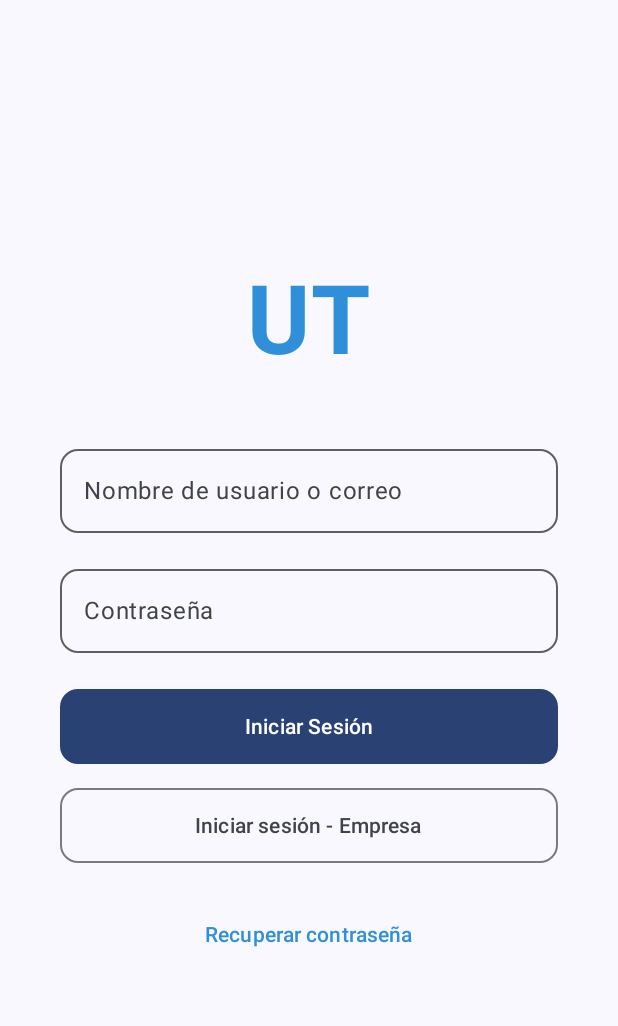
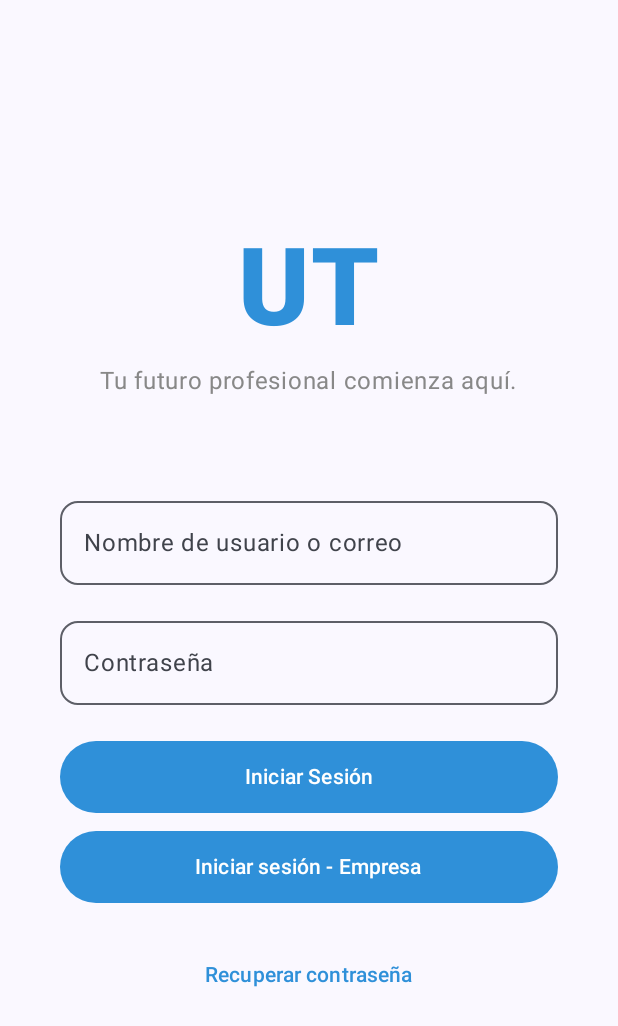
Before and after one commit to T-CristianG/UTrabajo-Modulo-3, an Android app built with Jetpack Compose: the screen it shows after launch (MainActivity), after a tap on "Iniciar Sesión", on a phone screen of 412 x 824 dp. Shown: the top 1026 px of the screen. Run offline under Robolectric (Android 15) with nearby library versions, the phone set to English and light mode, and no system bars; our stand-ins replace Firebase (no records; nobody signed in at launch, a user with empty details on screens opened directly).

Commit message:
Update LoginScreen.kt

```diff
--- a/app/src/main/java/com/tab/utrabajo/presentation/screens/LoginScreen.kt
+++ b/app/src/main/java/com/tab/utrabajo/presentation/screens/LoginScreen.kt
@@ -45,13 +45,19 @@ fun LoginScreen(navController: NavHostController) {
         verticalArrangement = Arrangement.Center,
         horizontalAlignment = Alignment.CenterHorizontally
     ) {
-        // Logo UT
+        // Logo UT - Mismo estilo que SplashScreen
         Text(
             text = "UT",
-            fontSize = 64.sp,
+            fontSize = 72.sp,
             color = Color(0xFF2F90D9),
-            fontWeight = FontWeight.Bold,
-            modifier = Modifier.padding(bottom = 40.dp)
+            fontWeight = FontWeight.ExtraBold,
+            modifier = Modifier.padding(bottom = 8.dp)
+        )
+
+        Text(
+            text = "Tu futuro profesional comienza aquí.",
+            color = Color.Gray,
+            modifier = Modifier.padding(bottom = 60.dp)
         )
 
         // Mensaje de error (si existe)
@@ -73,7 +79,7 @@ fun LoginScreen(navController: NavHostController) {
             label = { Text("Nombre de usuario o correo") },
             keyboardOptions = KeyboardOptions(keyboardType = KeyboardType.Email),
             enabled = !isLoading,
-            shape = MaterialTheme.shapes.medium
+            shape = androidx.compose.foundation.shape.RoundedCornerShape(12.dp)
         )
 
         Spacer(Modifier.height(16.dp))
@@ -86,12 +92,12 @@ fun LoginScreen(navController: NavHostController) {
             label = { Text("Contraseña") },
             visualTransformation = PasswordVisualTransformation(),
             enabled = !isLoading,
-            shape = MaterialTheme.shapes.medium
+            shape = androidx.compose.foundation.shape.RoundedCornerShape(12.dp)
         )
 
         Spacer(Modifier.height(24.dp))
 
-        // Botón de Iniciar Sesión
+        // Botón de Iniciar Sesión - Mismo estilo que SplashScreen
         Button(
             onClick = {
                 if (email.isBlank() || password.isBlank()) {
@@ -140,21 +146,24 @@ fun LoginScreen(navController: NavHostController) {
             },
             modifier = Modifier
                 .fillMaxWidth()
-                .height(50.dp),
+                .height(48.dp),
             enabled = !isLoading,
-            shape = MaterialTheme.shapes.medium
+            shape = androidx.compose.foundation.shape.RoundedCornerShape(24.dp),
+            colors = ButtonDefaults.buttonColors(
+                containerColor = Color(0xFF2F90D9)
+            )
         ) {
-            if (isLoading) Text(loadingText) else Text("Iniciar Sesión")
+            if (isLoading) Text(loadingText) else Text("Iniciar Sesión", color = Color.White)
         }
 
-        Spacer(Modifier.height(16.dp))
+        Spacer(Modifier.height(12.dp))
 
-        // Botón para login de empresa (mantenido pero con estilo secundario)
-        OutlinedButton(
+        // Botón para login de empresa - Mismo estilo que SplashScreen
+        Button(
             onClick = {
                 if (email.isBlank() || password.isBlank()) {
                     errorMessage = fillAllFieldsError
-                    return@OutlinedButton
+                    return@Button
                 }
 
                 isLoading = true
@@ -196,11 +205,14 @@ fun LoginScreen(navController: NavHostController) {
             },
             modifier = Modifier
                 .fillMaxWidth()
-                .height(50.dp),
+                .height(48.dp),
             enabled = !isLoading,
-            shape = MaterialTheme.shapes.medium
+            shape = androidx.compose.foundation.shape.RoundedCornerShape(24.dp),
+            colors = ButtonDefaults.buttonColors(
+                containerColor = Color(0xFF2F90D9)
+            )
         ) {
-            if (isLoading) Text(loadingText) else Text(companyLoginButton)
+            if (isLoading) Text(loadingText) else Text(companyLoginButton, color = Color.White)
         }
 
         Spacer(Modifier.height(24.dp))
```
